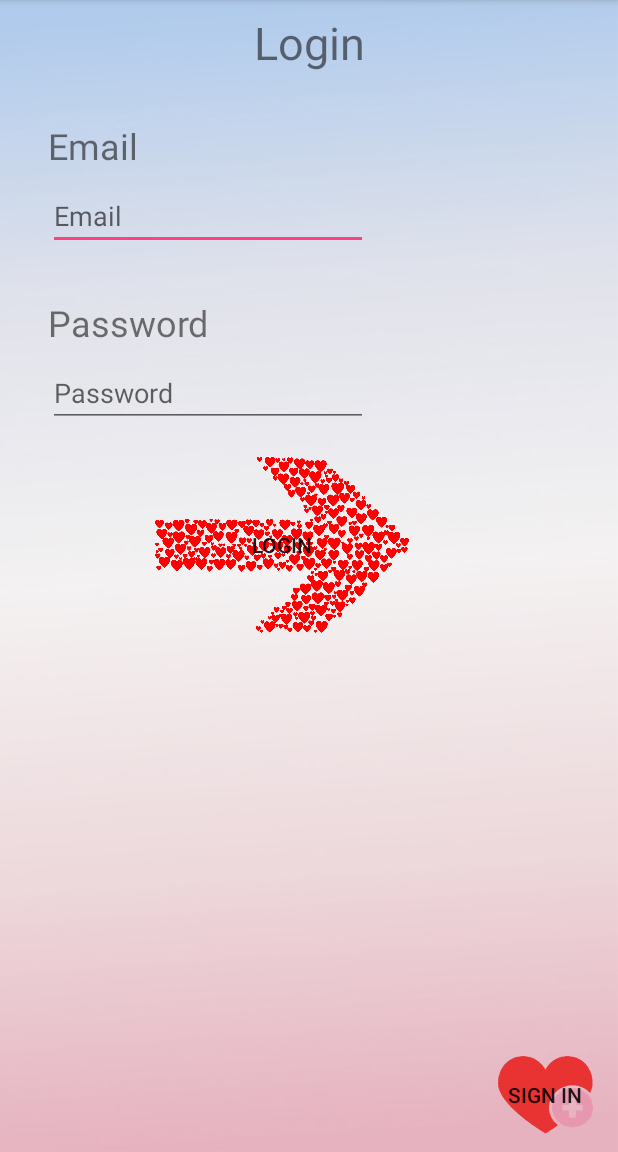
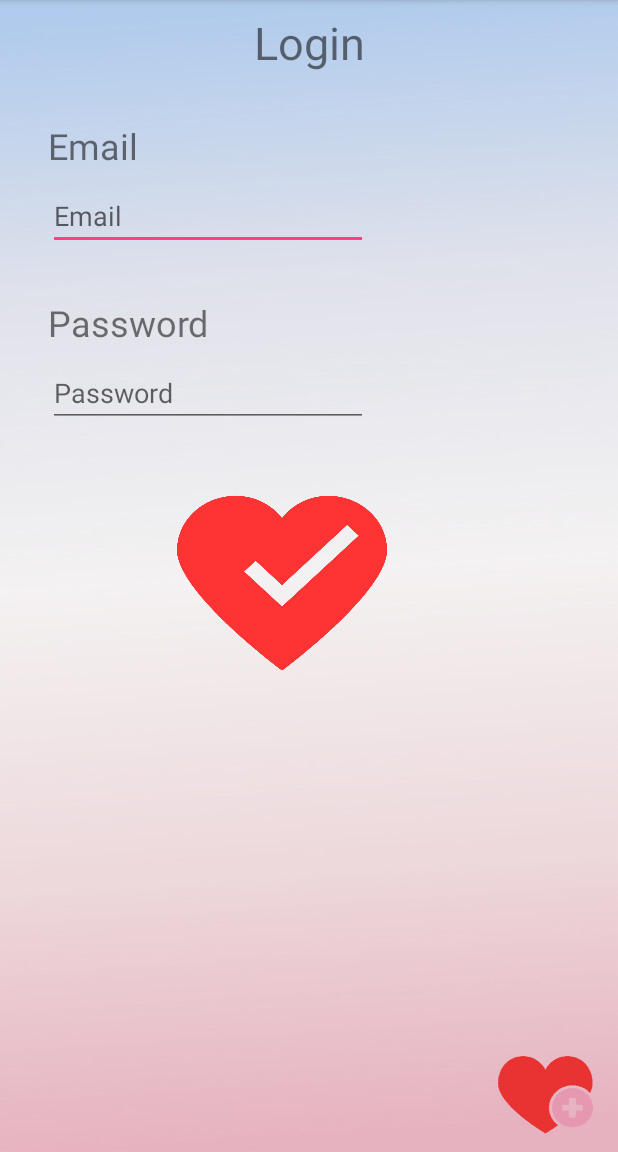
Before and after one commit to Boulzevard/StarLove, an Android app: the screen it shows after launch (MainActivity), on a phone screen of 412 x 824 dp, the part 84-1236 px from its top. Run offline under Robolectric (Android 15) with nearby library versions, the phone set to English and light mode, and no system bars; our stand-ins replace Firebase (no records; nobody signed in at launch, a user with empty details on screens opened directly).

Commit message:
ajout d'images

```diff
--- a/app/src/main/res/layout/activity_description.xml
+++ b/app/src/main/res/layout/activity_description.xml
@@ -31,8 +31,8 @@
 
     <ImageView
         android:id="@+id/image_itinarary"
-        android:layout_width="43dp"
-        android:layout_height="47dp"
+        android:layout_width="73dp"
+        android:layout_height="75dp"
         android:layout_marginLeft="16dp"
         android:layout_marginStart="16dp"
         android:layout_marginTop="16dp"
--- a/app/src/main/res/layout/activity_filter_list.xml
+++ b/app/src/main/res/layout/activity_filter_list.xml
@@ -4,7 +4,7 @@
     xmlns:tools="http://schemas.android.com/tools"
     android:layout_width="match_parent"
     android:layout_height="match_parent"
-    android:background="@drawable/background2"
+    android:background="@drawable/background4"
     tools:context=".FilterListActivity">
 
     <ListView
--- a/app/src/main/res/layout/activity_main.xml
+++ b/app/src/main/res/layout/activity_main.xml
@@ -74,15 +74,14 @@
 
     <Button
         android:id="@+id/bt_login"
-        android:layout_width="169dp"
-        android:layout_height="117dp"
+        android:layout_width="168dp"
+        android:layout_height="155dp"
         android:layout_marginEnd="8dp"
         android:layout_marginLeft="8dp"
         android:layout_marginRight="8dp"
         android:layout_marginStart="8dp"
         android:layout_marginTop="20dp"
-        android:background="@drawable/arrow_heart"
-        android:text="LOGIN"
+        android:background="@drawable/heart3_pinked"
         app:layout_constraintEnd_toEndOf="parent"
         app:layout_constraintHorizontal_bias="0.422"
         app:layout_constraintStart_toStartOf="parent"
@@ -101,7 +100,6 @@
         android:background="@drawable/plus_love2"
         android:scaleX="1"
         android:scaleY="1"
-        android:text="SIGN IN"
         app:layout_constraintBottom_toBottomOf="parent"
         app:layout_constraintEnd_toEndOf="parent"
         app:layout_constraintHorizontal_bias="0.973"
```
Also changed, not shown: app/src/main/res/layout/activity_liste.xml (+8 -6 lines), app/src/main/res/drawable-hdpi/background5.png (added), app/src/main/res/drawable-hdpi/heart2_pinked.png (added), app/src/main/res/drawable-hdpi/heart3_pinked.png (added), app/src/main/res/drawable-mdpi/background5.png (added), app/src/main/res/drawable-mdpi/heart2_pinked.png (added), app/src/main/res/drawable-mdpi/heart3_pinked.png (added), app/src/main/res/drawable-xhdpi/background5.png (added), app/src/main/res/drawable-xhdpi/heart2_pinked.png (added), app/src/main/res/drawable-xhdpi/heart3_pinked.png (added), app/src/main/res/drawable-xxhdpi/background5.png (added), app/src/main/res/drawable-xxhdpi/heart2_pinked.png (added), app/src/main/res/drawable-xxhdpi/heart3_pinked.png (added), app/src/main/res/drawable-xxxhdpi/background5.png (added), 2 more files.
